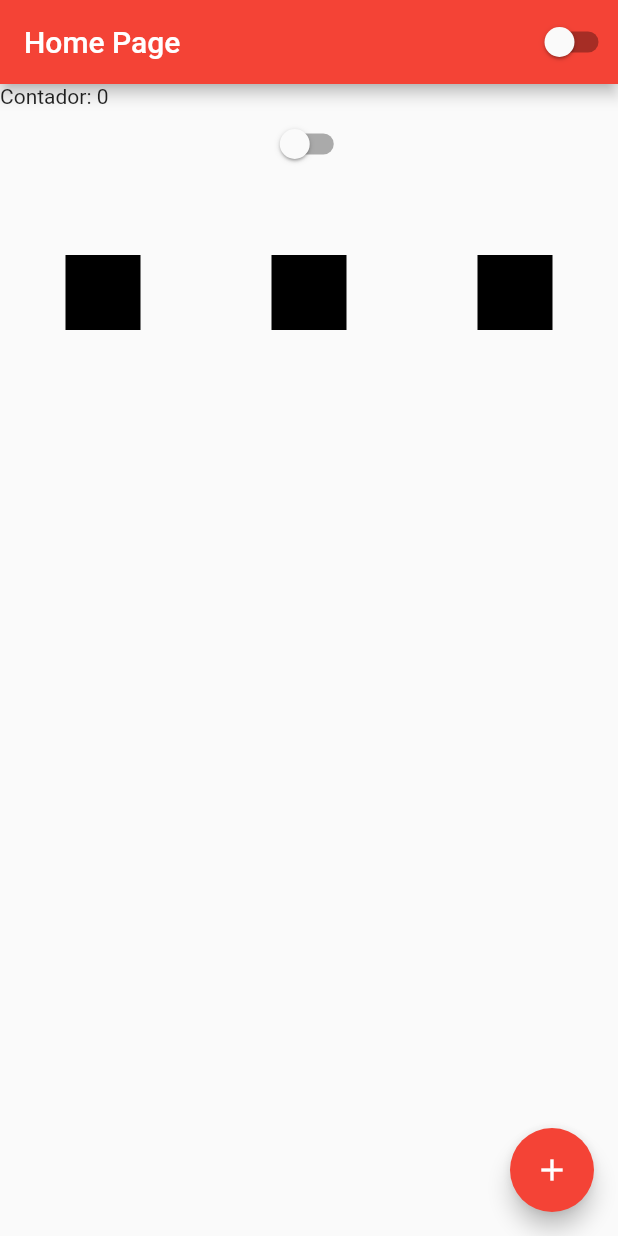
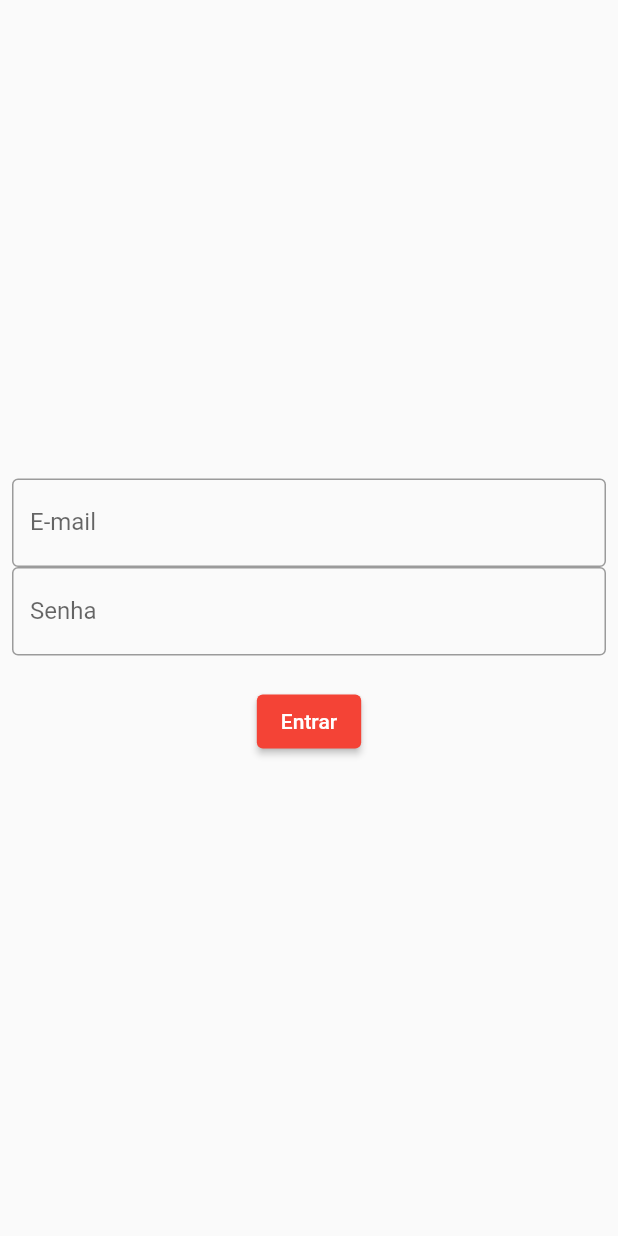
Before and after one commit to BrunowsUS/flutterando_curso_iniciante, a Flutter app: the screen it shows after launch, on a phone screen of 412 x 824 dp. Run offline on Flutter 3.47's test engine with Material 2 defaults, Android fonts, the phone set to English and light mode, and no system bars.

Commit message:
aula18_completed

```diff
--- a/lib/appwidget.dart
+++ b/lib/appwidget.dart
@@ -1,7 +1,6 @@
 import 'package:flutter/material.dart';
 import 'package:flutterando_aula/app_controller.dart';
-
-import 'homepage.dart';
+import 'package:flutterando_aula/login_screen.dart';
 
 class AppWidget extends StatelessWidget {
   final String title;
@@ -19,7 +18,7 @@ class AppWidget extends StatelessWidget {
                 brightness: AppController.instance.isDartTheme
                     ? Brightness.dark
                     : Brightness.light),
-            home: HomePage(),
+            home: LoginPage(),
           );
         });
   } // build
--- /dev/null
+++ b/lib/login_screen.dart
@@ -0,0 +1,62 @@
+import 'package:flutter/material.dart';
+import 'package:flutterando_aula/homepage.dart';
+
+class LoginPage extends StatefulWidget {
+  const LoginPage({super.key});
+
+  @override
+  State<LoginPage> createState() => _LoginPageState();
+}
+
+class _LoginPageState extends State<LoginPage> {
+  String email = '';
+  String password = '';
+
+  @override
+  Widget build(BuildContext context) {
+    return Material(
+      child: SizedBox(
+        width: double.infinity,
+        height: double.infinity,
+        child: Padding(
+          padding: const EdgeInsets.all(8.0),
+          child: Column(
+            mainAxisAlignment: MainAxisAlignment.center,
+            crossAxisAlignment: CrossAxisAlignment.center,
+            children: [
+              TextField(
+                onChanged: (text) {
+                  email = text;
+                },
+                keyboardType: TextInputType.emailAddress,
+                decoration: InputDecoration(
+                    labelText: 'E-mail', border: OutlineInputBorder()),
+              ),
+              TextField(
+                onChanged: (text) {
+                  password = text;
+                },
+                obscureText: true,
+                decoration: InputDecoration(
+                    labelText: 'Senha', border: OutlineInputBorder()),
+              ),
+              Container(
+                height: 20,
+              ),
+              ElevatedButton(
+                  onPressed: () {
+                    if (email == 'bruno@gmail.com' && password == '123') {
+                      Navigator.push(context,
+                          MaterialPageRoute(builder: (context) => HomePage()));
+                    } else {
+                      print('login inválido');
+                    }
+                  },
+                  child: Text('Entrar')),
+            ],
+          ),
+        ),
+      ),
+    );
+  }
+}
```
